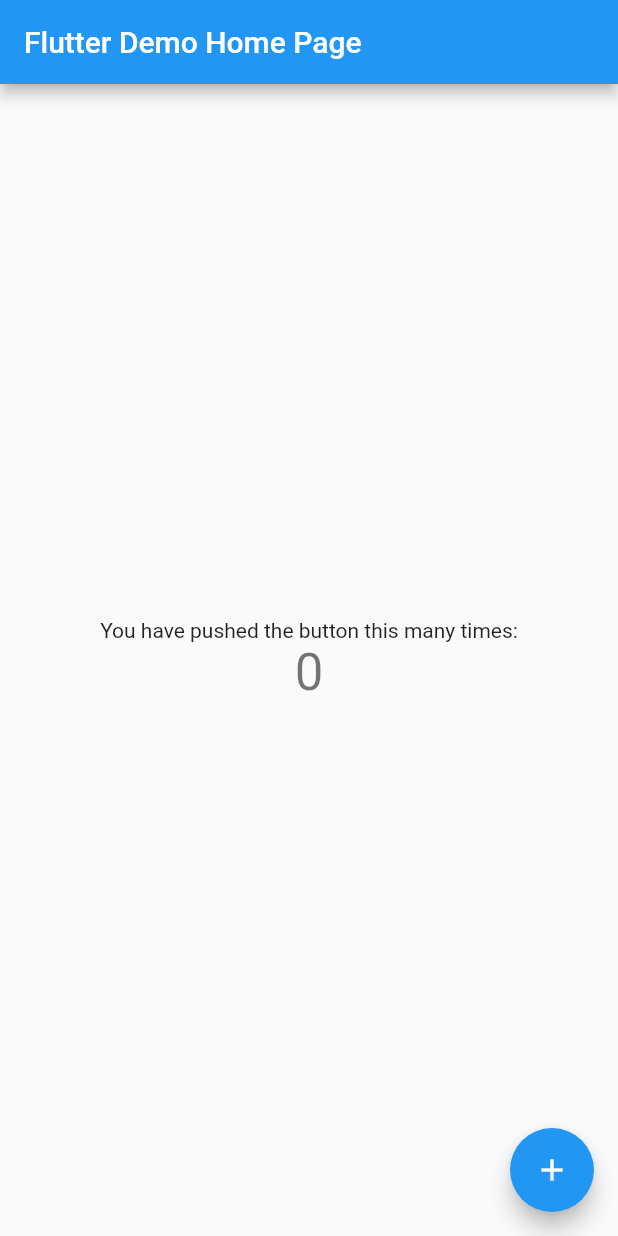
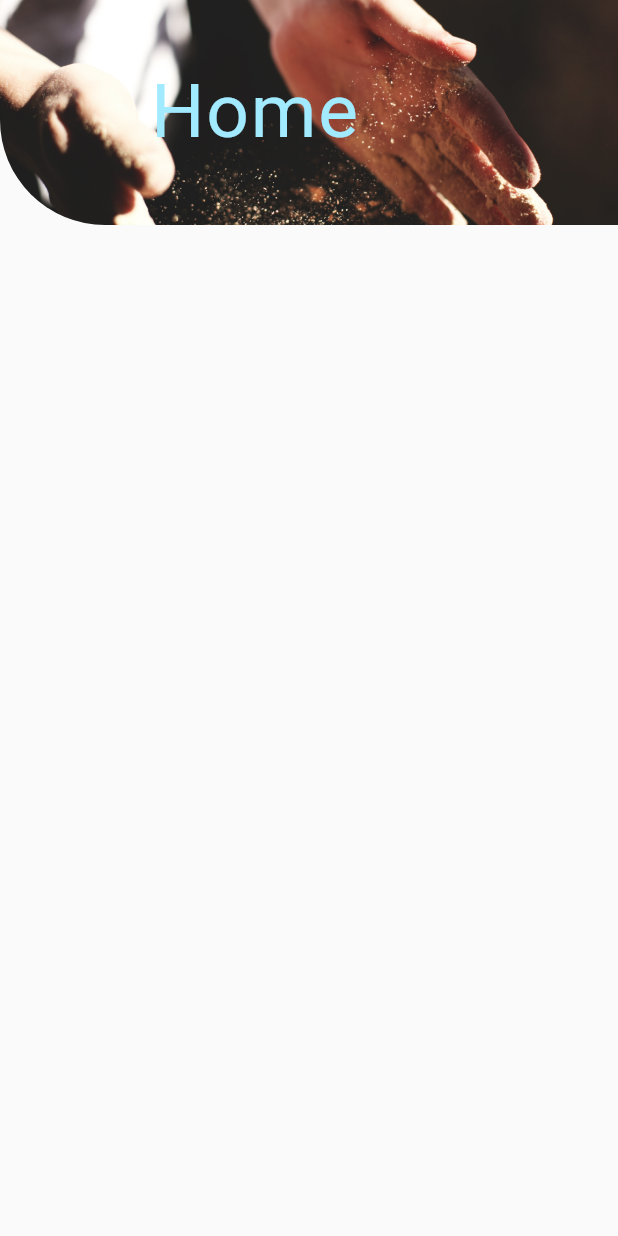
Before and after one commit to nicschittenhelm/baecker-app, a Flutter app: the screen it shows after launch, on a phone screen of 412 x 824 dp. Run offline on Flutter 3.47's test engine with Material 2 defaults, Android fonts, the phone set to English and light mode, and no system bars; our stand-ins replace google_fonts.

Commit message:
setting up project

```diff
--- /dev/null
+++ b/lib/assets/constants.dart
@@ -0,0 +1,7 @@
+import 'package:flutter/material.dart';
+
+//Farbschema der App
+const kPrimaryColor = Color(0xFF00CCF6);
+const kTextColor = Color(0xFF2D2623);
+
+const kDefaultPadding = 20;
--- a/lib/main.dart
+++ b/lib/main.dart
@@ -1,3 +1,5 @@
+import 'package:backstuebchen_app/assets/constants.dart';
+import 'package:backstuebchen_app/screens/home.dart';
 import 'package:flutter/material.dart';
 
 void main() {
@@ -5,109 +7,17 @@ void main() {
 }
 
 class MyApp extends StatelessWidget {
-  // This widget is the root of your application.
   @override
   Widget build(BuildContext context) {
     return MaterialApp(
+      debugShowCheckedModeBanner: false,
       title: 'Flutter Demo',
       theme: ThemeData(
-        // This is the theme of your application.
-        //
-        // Try running your application with "flutter run". You'll see the
-        // application has a blue toolbar. Then, without quitting the app, try
-        // changing the primarySwatch below to Colors.green and then invoke
-        // "hot reload" (press "r" in the console where you ran "flutter run",
-        // or simply save your changes to "hot reload" in a Flutter IDE).
-        // Notice that the counter didn't reset back to zero; the application
-        // is not restarted.
-        primarySwatch: Colors.blue,
+        primaryColor: kPrimaryColor,
+        textTheme: Theme.of(context).textTheme.apply(bodyColor: kTextColor),
+        visualDensity: VisualDensity.adaptivePlatformDensity,
       ),
-      home: MyHomePage(title: 'Flutter Demo Home Page'),
+      home: KursScreen(),
     );
   }
 }
-
-class MyHomePage extends StatefulWidget {
-  MyHomePage({Key key, this.title}) : super(key: key);
-
-  // This widget is the home page of your application. It is stateful, meaning
-  // that it has a State object (defined below) that contains fields that affect
-  // how it looks.
-
-  // This class is the configuration for the state. It holds the values (in this
-  // case the title) provided by the parent (in this case the App widget) and
-  // used by the build method of the State. Fields in a Widget subclass are
-  // always marked "final".
-
-  final String title;
-
-  @override
-  _MyHomePageState createState() => _MyHomePageState();
-}
-
-class _MyHomePageState extends State<MyHomePage> {
-  int _counter = 0;
-
-  void _incrementCounter() {
-    setState(() {
-      // This call to setState tells the Flutter framework that something has
-      // changed in this State, which causes it to rerun the build method below
-      // so that the display can reflect the updated values. If we changed
-      // _counter without calling setState(), then the build method would not be
-      // called again, and so nothing would appear to happen.
-      _counter++;
-    });
-  }
-
-  @override
-  Widget build(BuildContext context) {
-    // This method is rerun every time setState is called, for instance as done
-    // by the _incrementCounter method above.
-    //
-    // The Flutter framework has been optimized to make rerunning build methods
-    // fast, so that you can just rebuild anything that needs updating rather
-    // than having to individually change instances of widgets.
-    return Scaffold(
-      appBar: AppBar(
-        // Here we take the value from the MyHomePage object that was created by
-        // the App.build method, and use it to set our appbar title.
-        title: Text(widget.title),
-      ),
-      body: Center(
-        // Center is a layout widget. It takes a single child and positions it
-        // in the middle of the parent.
-        child: Column(
-          // Column is also a layout widget. It takes a list of children and
-          // arranges them vertically. By default, it sizes itself to fit its
-          // children horizontally, and tries to be as tall as its parent.
-          //
-          // Invoke "debug painting" (press "p" in the console, choose the
-          // "Toggle Debug Paint" action from the Flutter Inspector in Android
-          // Studio, or the "Toggle Debug Paint" command in Visual Studio Code)
-          // to see the wireframe for each widget.
-          //
-          // Column has various properties to control how it sizes itself and
-          // how it positions its children. Here we use mainAxisAlignment to
-          // center the children vertically; the main axis here is the vertical
-          // axis because Columns are vertical (the cross axis would be
-          // horizontal).
-          mainAxisAlignment: MainAxisAlignment.center,
-          children: <Widget>[
-            Text(
-              'You have pushed the button this many times:',
-            ),
-            Text(
-              '$_counter',
-              style: Theme.of(context).textTheme.headline4,
-            ),
-          ],
-        ),
-      ),
-      floatingActionButton: FloatingActionButton(
-        onPressed: _incrementCounter,
-        tooltip: 'Increment',
-        child: Icon(Icons.add),
-      ), // This trailing comma makes auto-formatting nicer for build methods.
-    );
-  }
-}
--- /dev/null
+++ b/lib/screens/home.dart
@@ -0,0 +1,42 @@
+import 'dart:ui';
+
+import 'package:flutter/material.dart';
+import 'package:google_fonts/google_fonts.dart';
+
+class KursScreen extends StatelessWidget {
+  @override
+  Widget build(BuildContext context) {
+    return Scaffold(
+      body: Column(
+        children: [
+          Container(
+            width: MediaQuery.of(context).size.width,
+            height: 150,
+            decoration: BoxDecoration(
+              borderRadius: BorderRadius.only(bottomLeft: Radius.circular(70)),
+              image: DecorationImage(
+                  image: AssetImage('lib/assets/header.jpg'),
+                fit: BoxFit.cover
+              ),
+            ),
+            padding: const EdgeInsets.only(left: 100),
+            child: Row(
+              children: [
+                Text("Home",
+                style:
+                  GoogleFonts.patuaOne(
+                    textStyle: TextStyle(
+                      fontSize: 50,
+                      color: Color.fromRGBO(162, 234, 255, 1),
+                      letterSpacing: 1.2,
+                    )
+                  ),
+                ),
+              ],
+            ),
+          ),
+        ],
+      ),
+    );
+  }
+}
```
Also changed, not shown: pubspec.yaml (+4 -4 lines), lib/assets/header.jpg (added), pubspec.lock, 1 other file.
